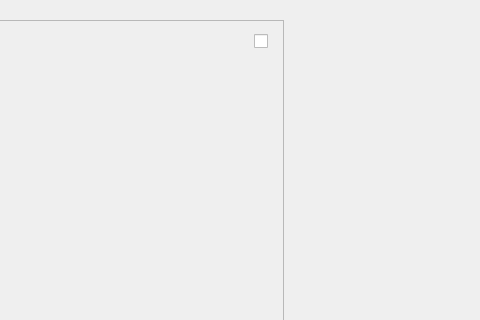
Old version of the form form.ui in the repository defendergr/directories; both pictures show x 147 to 627 and y 0 to 320 of the 627 by 444 pixel window.
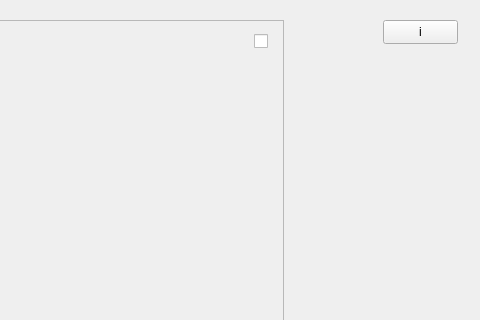
New version of the form.

Commit message: Τετ 21/12/2022 script save

```diff
--- a/form.ui
+++ b/form.ui
@@ -101,6 +101,19 @@
     <string>Exit</string>
    </property>
   </widget>
+  <widget class="QPushButton" name="info">
+   <property name="geometry">
+    <rect>
+     <x>530</x>
+     <y>20</y>
+     <width>75</width>
+     <height>24</height>
+    </rect>
+   </property>
+   <property name="text">
+    <string>i</string>
+   </property>
+  </widget>
  </widget>
  <resources/>
  <connections/>
```
The commit also changes 1 other file.
